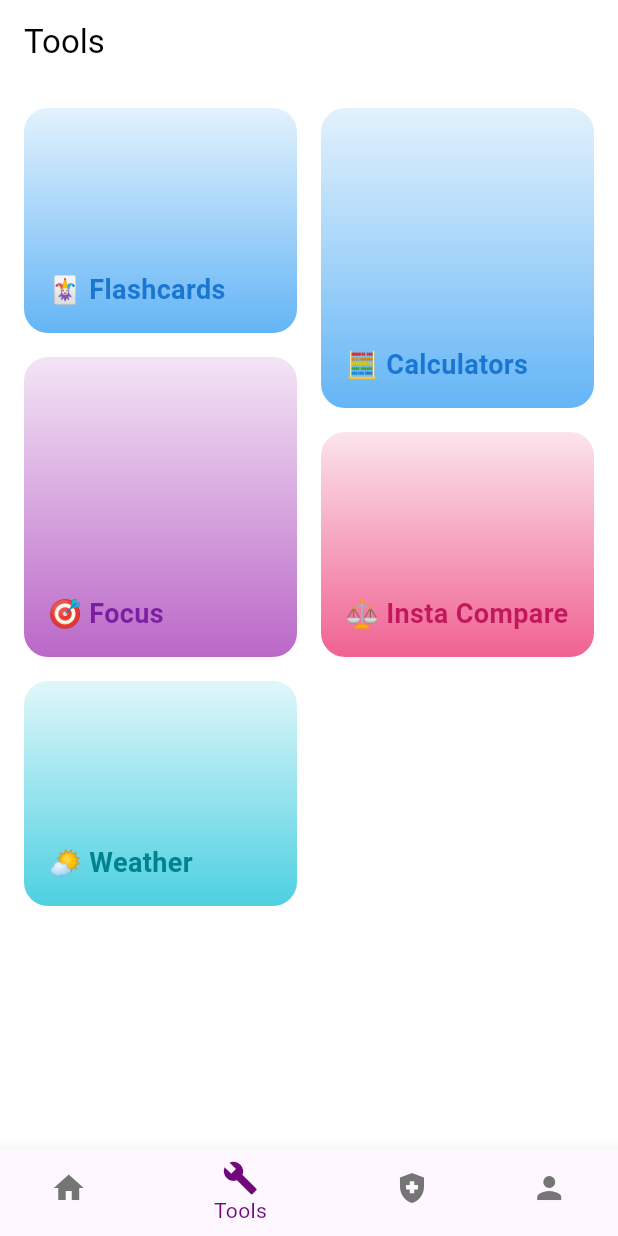
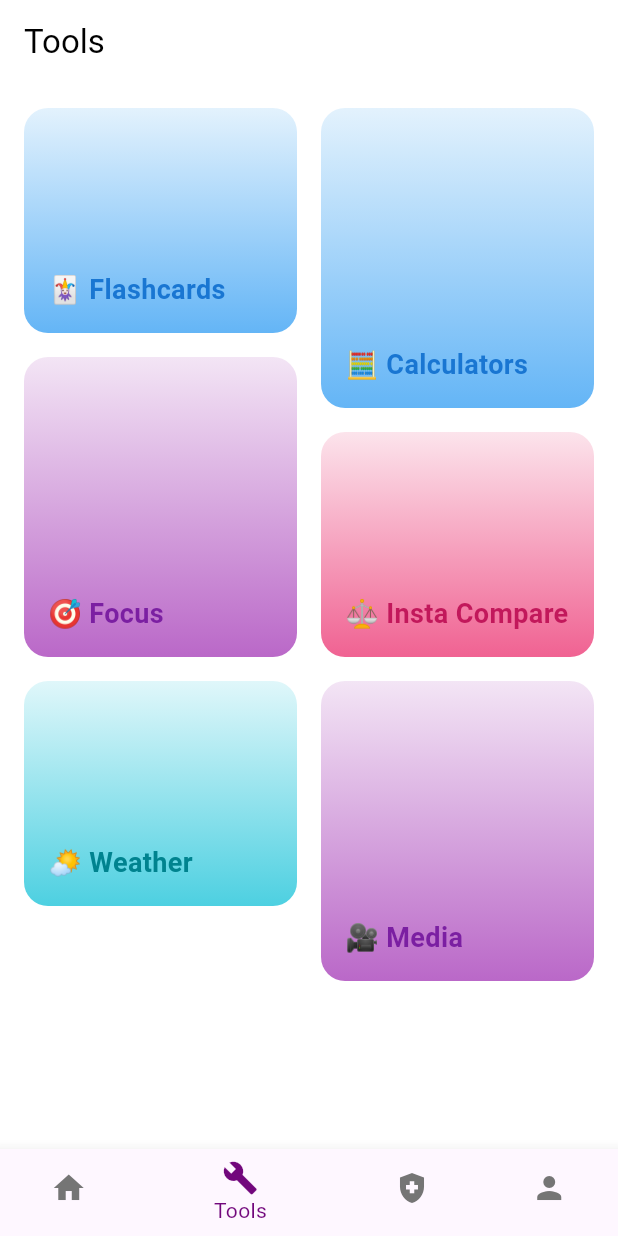
Before and after one commit to O662/my_companion, a Flutter app: the screen it shows once a user with an empty profile is signed in, item 2 of the bottom bar chosen, on a phone screen of 412 x 824 dp. Run offline on Flutter 3.47's test engine with Material 3 defaults, Android fonts, the phone set to English and light mode, and no system bars; our stand-ins replace cloud_firestore, firebase_auth, firebase_core, flutter_map, geocoding, geolocator and 3 more; missing offline and left inert: flutter_map_cancellable_tile_provider; accounts and stored records are empty.

Commit message:
Added the media tool

```diff
--- a/lib/tools.dart
+++ b/lib/tools.dart
@@ -9,6 +9,8 @@ import 'allTools/flashcards.dart';
 import 'allTools/focus.dart';
 import 'allTools/Instacompare.dart';
 import 'allTools/weather.dart';
+import 'allTools/media.dart';
+import 'allTools/media.dart';
 
 class ToolsPage extends StatefulWidget {
   @override
@@ -284,6 +286,49 @@ class _ToolsPageState extends State<ToolsPage> {
                         ),
                       ),
                     ),
+                    const SizedBox(height: 16),
+                    // Media - Large
+                    Container(
+                      height: 200,
+                      decoration: BoxDecoration(
+                        borderRadius: BorderRadius.circular(16),
+                        gradient: const LinearGradient(
+                          begin: Alignment.topCenter,
+                          end: Alignment.bottomCenter,
+                          colors: [
+                            Color(0xFFF3E5F5),
+                            Color(0xFFBA68C8),
+                          ],
+                        ),
+                      ),
+                      child: Material(
+                        color: Colors.transparent,
+                        borderRadius: BorderRadius.circular(16),
+                        child: InkWell(
+                          borderRadius: BorderRadius.circular(16),
+                          onTap: () {
+                            Navigator.push(
+                              context,
+                              MaterialPageRoute(builder: (context) => MediaPage()),
+                            );
+                          },
+                          child: const Align(
+                            alignment: Alignment.bottomLeft,
+                            child: Padding(
+                              padding: EdgeInsets.only(left: 16, bottom: 16),
+                              child: Text(
+                                '🎥 Media',
+                                style: TextStyle(
+                                  color: Color(0xFF7B1FA2),
+                                  fontSize: 18,
+                                  fontWeight: FontWeight.bold,
+                                ),
+                              ),
+                            ),
+                          ),
+                        ),
+                      ),
+                    ),
                   ],
                 ),
               ),
```
Also changed, not shown: lib/allTools/media.dart (added, +91 -0 lines).
